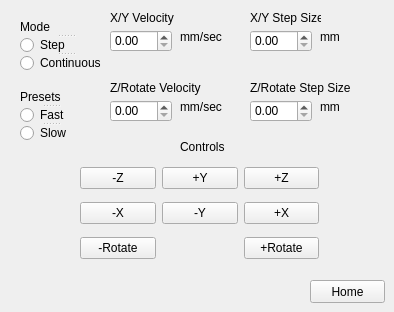
Old version of the form keyboardGUI.ui in the repository BYUCamachoLab/autogator.
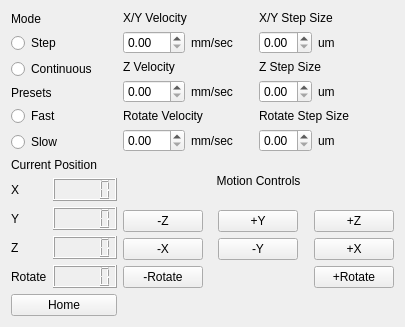
New version of the form.

Diff of the .ui file:
```diff
--- a/keyboardGUI.ui
+++ b/keyboardGUI.ui
@@ -6,8 +6,8 @@
    <rect>
     <x>0</x>
     <y>0</y>
-    <width>394</width>
-    <height>312</height>
+    <width>405</width>
+    <height>317</height>
    </rect>
   </property>
   <property name="windowTitle">
@@ -16,115 +16,22 @@
   <property name="moveHome" stdset="0">
    <string>H</string>
   </property>
-  <widget class="QDoubleSpinBox" name="velocitySpinBox">
-   <property name="geometry">
-    <rect>
-     <x>110</x>
-     <y>30</y>
-     <width>62</width>
-     <height>22</height>
-    </rect>
-   </property>
-  </widget>
-  <widget class="QLabel" name="label">
-   <property name="geometry">
-    <rect>
-     <x>110</x>
-     <y>10</y>
-     <width>101</width>
-     <height>16</height>
-    </rect>
-   </property>
-   <property name="text">
-    <string>X/Y Velocity</string>
-   </property>
-  </widget>
-  <widget class="QLabel" name="label_2">
-   <property name="geometry">
-    <rect>
-     <x>250</x>
-     <y>10</y>
-     <width>71</width>
-     <height>16</height>
-    </rect>
-   </property>
-   <property name="text">
-    <string>X/Y Step Size</string>
-   </property>
-  </widget>
-  <widget class="QDoubleSpinBox" name="stepSpinBox">
-   <property name="geometry">
-    <rect>
-     <x>250</x>
-     <y>30</y>
-     <width>62</width>
-     <height>22</height>
-    </rect>
-   </property>
-  </widget>
-  <widget class="QLabel" name="label_3">
-   <property name="geometry">
-    <rect>
-     <x>180</x>
-     <y>30</y>
-     <width>47</width>
-     <height>13</height>
-    </rect>
-   </property>
-   <property name="text">
-    <string>mm/sec</string>
-   </property>
-  </widget>
-  <widget class="QLabel" name="label_4">
-   <property name="geometry">
-    <rect>
-     <x>320</x>
-     <y>30</y>
-     <width>47</width>
-     <height>13</height>
-    </rect>
-   </property>
-   <property name="text">
-    <string>mm</string>
-   </property>
-  </widget>
-  <widget class="QLabel" name="label_6">
-   <property name="geometry">
-    <rect>
-     <x>180</x>
-     <y>140</y>
-     <width>47</width>
-     <height>13</height>
-    </rect>
-   </property>
-   <property name="text">
-    <string>Controls</string>
-   </property>
-  </widget>
+  <layout class="QGridLayout" name="gridLayout_6">
+   <item row="0" column="0">
+    <layout class="QGridLayout" name="gridLayout_4">
+     <item row="3" column="1">
   <widget class="QPushButton" name="HOME">
-   <property name="geometry">
-    <rect>
-     <x>310</x>
-     <y>280</y>
-     <width>75</width>
-     <height>23</height>
-    </rect>
+       <property name="styleSheet">
+        <string notr="true"/>
    </property>
    <property name="text">
     <string>Home</string>
    </property>
   </widget>
-  <widget class="QWidget" name="layoutWidget">
-   <property name="geometry">
-    <rect>
-     <x>80</x>
-     <y>160</y>
-     <width>239</width>
-     <height>109</height>
-    </rect>
-   </property>
+     </item>
+     <item row="2" column="3" colspan="3">
    <layout class="QGridLayout" name="gridLayout">
-    <item row="0" column="1" alignment="Qt::AlignHCenter">
+       <item row="1" column="1" alignment="Qt::AlignHCenter">
      <widget class="QPushButton" name="POS_Y">
       <property name="text">
        <string>+Y</string>
@@ -137,7 +44,7 @@
       </attribute>
      </widget>
     </item>
-    <item row="1" column="2">
+       <item row="2" column="2">
      <widget class="QPushButton" name="POS_X">
       <property name="text">
        <string>+X</string>
@@ -151,6 +58,19 @@
      </widget>
     </item>
     <item row="1" column="0">
+        <widget class="QPushButton" name="MINUS_Z">
+         <property name="text">
+          <string>-Z</string>
+         </property>
+         <property name="moveZMinus" stdset="0">
+          <string>Z</string>
+         </property>
+         <attribute name="buttonGroup">
+          <string notr="true">motionControls</string>
+         </attribute>
+        </widget>
+       </item>
+       <item row="2" column="0">
      <widget class="QPushButton" name="MINUS_X">
       <property name="text">
        <string>-X</string>
@@ -163,20 +83,7 @@
       </attribute>
      </widget>
     </item>
-    <item row="2" column="2">
-     <widget class="QPushButton" name="POS_PSI">
-      <property name="text">
-       <string>+Rotate</string>
-      </property>
-      <property name="moveClockwise" stdset="0">
-       <string>E</string>
-      </property>
-      <attribute name="buttonGroup">
-       <string notr="true">motionControls</string>
-      </attribute>
-     </widget>
-    </item>
-    <item row="0" column="2">
+       <item row="1" column="2">
      <widget class="QPushButton" name="POS_Z">
       <property name="text">
        <string>+Z</string>
@@ -189,20 +96,20 @@
       </attribute>
      </widget>
     </item>
-    <item row="0" column="0">
-     <widget class="QPushButton" name="MINUS_Z">
+       <item row="3" column="2">
+        <widget class="QPushButton" name="POS_PSI">
       <property name="text">
-       <string>-Z</string>
-      </property>
-      <property name="moveZMinus" stdset="0">
-       <string>Z</string>
+          <string>+Rotate</string>
+         </property>
+         <property name="moveClockwise" stdset="0">
+          <string>E</string>
       </property>
       <attribute name="buttonGroup">
        <string notr="true">motionControls</string>
       </attribute>
      </widget>
     </item>
-    <item row="2" column="0">
+       <item row="3" column="0">
      <widget class="QPushButton" name="MINUS_PSI">
       <property name="text">
        <string>-Rotate</string>
@@ -215,20 +122,7 @@
       </attribute>
      </widget>
     </item>
-    <item row="1" column="1">
-     <widget class="QPushButton" name="MINUS_Y">
-      <property name="text">
-       <string>-Y</string>
-      </property>
-      <property name="moveYMinus" stdset="0">
-       <string>S</string>
-      </property>
-      <attribute name="buttonGroup">
-       <string notr="true">motionControls</string>
-      </attribute>
-     </widget>
-    </item>
-    <item row="2" column="1">
+       <item row="3" column="1">
      <spacer name="horizontalSpacer">
       <property name="orientation">
        <enum>Qt::Horizontal</enum>
@@ -241,131 +135,38 @@
       </property>
      </spacer>
     </item>
-   </layout>
-  </widget>
-  <widget class="QDoubleSpinBox" name="doubleSpinBox">
-   <property name="geometry">
-    <rect>
-     <x>110</x>
-     <y>100</y>
-     <width>62</width>
-     <height>22</height>
-    </rect>
-   </property>
-  </widget>
-  <widget class="QLabel" name="label_7">
-   <property name="geometry">
-    <rect>
-     <x>180</x>
-     <y>100</y>
-     <width>47</width>
-     <height>13</height>
-    </rect>
-   </property>
-   <property name="text">
-    <string>mm/sec</string>
-   </property>
-  </widget>
-  <widget class="QLabel" name="label_8">
-   <property name="geometry">
-    <rect>
-     <x>110</x>
-     <y>80</y>
-     <width>101</width>
-     <height>16</height>
-    </rect>
-   </property>
-   <property name="text">
-    <string>Z/Rotate Velocity</string>
-   </property>
-  </widget>
-  <widget class="QDoubleSpinBox" name="stepSpinBox_2">
-   <property name="geometry">
-    <rect>
-     <x>250</x>
-     <y>100</y>
-     <width>62</width>
-     <height>22</height>
-    </rect>
-   </property>
-  </widget>
-  <widget class="QLabel" name="label_10">
-   <property name="geometry">
-    <rect>
-     <x>320</x>
-     <y>100</y>
-     <width>47</width>
-     <height>13</height>
-    </rect>
-   </property>
-   <property name="text">
-    <string>mm</string>
-   </property>
-  </widget>
-  <widget class="QLabel" name="label_11">
-   <property name="geometry">
-    <rect>
-     <x>250</x>
-     <y>80</y>
-     <width>131</width>
-     <height>16</height>
-    </rect>
-   </property>
-   <property name="text">
-    <string>Z/Rotate Step Size</string>
-   </property>
-  </widget>
-  <widget class="QSplitter" name="splitter">
-   <property name="geometry">
-    <rect>
-     <x>20</x>
-     <y>90</y>
-     <width>61</width>
-     <height>51</height>
-    </rect>
-   </property>
-   <property name="orientation">
-    <enum>Qt::Vertical</enum>
-   </property>
-   <widget class="QLabel" name="label_9">
-    <property name="text">
-     <string>Presets</string>
-    </property>
-   </widget>
-   <widget class="QRadioButton" name="fastRadio">
-    <property name="text">
-     <string>Fast</string>
-    </property>
-    <attribute name="buttonGroup">
-     <string notr="true">presetSelector</string>
-    </attribute>
-   </widget>
-   <widget class="QRadioButton" name="slowRadio">
-    <property name="text">
-     <string>Slow</string>
-    </property>
-    <attribute name="buttonGroup">
-     <string notr="true">presetSelector</string>
-    </attribute>
-   </widget>
-  </widget>
-  <widget class="QSplitter" name="splitter_2">
-   <property name="geometry">
-    <rect>
-     <x>20</x>
-     <y>20</y>
-     <width>91</width>
-     <height>51</height>
-    </rect>
-   </property>
-   <property name="orientation">
-    <enum>Qt::Vertical</enum>
-   </property>
+       <item row="0" column="0" colspan="3">
+        <widget class="QLabel" name="label_6">
+         <property name="text">
+          <string>&lt;html&gt;&lt;head/&gt;&lt;body&gt;&lt;p align=&quot;center&quot;&gt;Motion Controls&lt;/p&gt;&lt;/body&gt;&lt;/html&gt;</string>
+         </property>
+        </widget>
+       </item>
+       <item row="2" column="1" alignment="Qt::AlignHCenter">
+        <widget class="QPushButton" name="MINUS_Y">
+         <property name="text">
+          <string>-Y</string>
+         </property>
+         <property name="moveYMinus" stdset="0">
+          <string>S</string>
+         </property>
+         <attribute name="buttonGroup">
+          <string notr="true">motionControls</string>
+         </attribute>
+        </widget>
+       </item>
+      </layout>
+     </item>
+     <item row="0" column="1">
+      <layout class="QVBoxLayout" name="verticalLayout">
+       <item>
    <widget class="QLabel" name="label_5">
     <property name="text">
      <string>Mode</string>
     </property>
    </widget>
+       </item>
+       <item>
    <widget class="QRadioButton" name="stepRadio">
     <property name="text">
      <string>Step</string>
@@ -374,6 +175,8 @@
      <string notr="true">modeSelector</string>
     </attribute>
    </widget>
+       </item>
+       <item>
    <widget class="QRadioButton" name="continuousRadio">
     <property name="text">
      <string>Continuous</string>
@@ -382,7 +185,235 @@
      <string notr="true">modeSelector</string>
     </attribute>
    </widget>
-  </widget>
+       </item>
+      </layout>
+     </item>
+     <item row="1" column="1">
+      <layout class="QVBoxLayout" name="verticalLayout_2">
+       <item>
+        <widget class="QLabel" name="label_9">
+         <property name="text">
+          <string>Presets</string>
+         </property>
+        </widget>
+       </item>
+       <item>
+        <widget class="QRadioButton" name="fastRadio">
+         <property name="text">
+          <string>Fast</string>
+         </property>
+         <attribute name="buttonGroup">
+          <string notr="true">presetSelector</string>
+         </attribute>
+        </widget>
+       </item>
+       <item>
+        <widget class="QRadioButton" name="slowRadio">
+         <property name="text">
+          <string>Slow</string>
+         </property>
+         <attribute name="buttonGroup">
+          <string notr="true">presetSelector</string>
+         </attribute>
+        </widget>
+       </item>
+      </layout>
+     </item>
+     <item row="2" column="1">
+      <layout class="QGridLayout" name="gridLayout_5">
+       <item row="0" column="0" colspan="2">
+        <widget class="QLabel" name="label_16">
+         <property name="text">
+          <string>Current Position</string>
+         </property>
+        </widget>
+       </item>
+       <item row="1" column="1">
+        <widget class="QLCDNumber" name="lcdNumber"/>
+       </item>
+       <item row="1" column="0">
+        <widget class="QLabel" name="label_20">
+         <property name="text">
+          <string>X</string>
+         </property>
+        </widget>
+       </item>
+       <item row="2" column="1">
+        <widget class="QLCDNumber" name="lcdNumber_2"/>
+       </item>
+       <item row="3" column="0">
+        <widget class="QLabel" name="label_18">
+         <property name="text">
+          <string>Z</string>
+         </property>
+        </widget>
+       </item>
+       <item row="3" column="1">
+        <widget class="QLCDNumber" name="lcdNumber_3">
+         <property name="styleSheet">
+          <string notr="true"/>
+         </property>
+        </widget>
+       </item>
+       <item row="4" column="0">
+        <widget class="QLabel" name="label_17">
+         <property name="text">
+          <string>Rotate</string>
+         </property>
+        </widget>
+       </item>
+       <item row="2" column="0">
+        <widget class="QLabel" name="label_19">
+         <property name="text">
+          <string>Y</string>
+         </property>
+        </widget>
+       </item>
+       <item row="4" column="1">
+        <widget class="QLCDNumber" name="lcdNumber_4"/>
+       </item>
+      </layout>
+     </item>
+     <item row="0" column="4" rowspan="2" colspan="2">
+      <layout class="QGridLayout" name="gridLayout_2">
+       <item row="0" column="0" colspan="2">
+        <widget class="QLabel" name="label_2">
+         <property name="text">
+          <string>X/Y Step Size</string>
+         </property>
+        </widget>
+       </item>
+       <item row="1" column="1">
+        <widget class="QLabel" name="label_4">
+         <property name="text">
+          <string>um</string>
+         </property>
+        </widget>
+       </item>
+       <item row="2" column="0" colspan="2">
+        <widget class="QLabel" name="label_11">
+         <property name="text">
+          <string>Z Step Size</string>
+         </property>
+        </widget>
+       </item>
+       <item row="3" column="0">
+        <widget class="QDoubleSpinBox" name="stepSpinBox_2">
+         <property name="maximumSize">
+          <size>
+           <width>53</width>
+           <height>16777215</height>
+          </size>
+         </property>
+        </widget>
+       </item>
+       <item row="3" column="1">
+        <widget class="QLabel" name="label_10">
+         <property name="text">
+          <string>um</string>
+         </property>
+        </widget>
+       </item>
+       <item row="4" column="0" colspan="2">
+        <widget class="QLabel" name="label_13">
+         <property name="text">
+          <string>Rotate Step Size</string>
+         </property>
+        </widget>
+       </item>
+       <item row="1" column="0">
+        <widget class="QDoubleSpinBox" name="stepSpinBox">
+         <property name="maximumSize">
+          <size>
+           <width>53</width>
+           <height>16777215</height>
+          </size>
+         </property>
+        </widget>
+       </item>
+       <item row="5" column="0">
+        <widget class="QDoubleSpinBox" name="stepSpinBox_3">
+         <property name="maximumSize">
+          <size>
+           <width>53</width>
+           <height>16777215</height>
+          </size>
+         </property>
+        </widget>
+       </item>
+       <item row="5" column="1">
+        <widget class="QLabel" name="label_14">
+         <property name="text">
+          <string>um</string>
+         </property>
+        </widget>
+       </item>
+      </layout>
+     </item>
+     <item row="0" column="3" rowspan="2">
+      <layout class="QGridLayout" name="gridLayout_3">
+       <item row="5" column="1">
+        <widget class="QLabel" name="label_15">
+         <property name="text">
+          <string>mm/sec</string>
+         </property>
+        </widget>
+       </item>
+       <item row="1" column="0">
+        <widget class="QDoubleSpinBox" name="velocitySpinBox"/>
+       </item>
+       <item row="2" column="0" colspan="2">
+        <widget class="QLabel" name="label_8">
+         <property name="text">
+          <string>Z Velocity</string>
+         </property>
+        </widget>
+       </item>
+       <item row="3" column="1">
+        <widget class="QLabel" name="label_7">
+         <property name="text">
+          <string>mm/sec</string>
+         </property>
+        </widget>
+       </item>
+       <item row="1" column="1">
+        <widget class="QLabel" name="label_3">
+         <property name="text">
+          <string>mm/sec</string>
+         </property>
+        </widget>
+       </item>
+       <item row="5" column="0">
+        <widget class="QDoubleSpinBox" name="doubleSpinBox_2"/>
+       </item>
+       <item row="4" column="0" colspan="2">
+        <widget class="QLabel" name="label_12">
+         <property name="minimumSize">
+          <size>
+           <width>130</width>
+           <height>0</height>
+          </size>
+         </property>
+         <property name="text">
+          <string>Rotate Velocity</string>
+         </property>
+        </widget>
+       </item>
+       <item row="3" column="0">
+        <widget class="QDoubleSpinBox" name="doubleSpinBox"/>
+       </item>
+       <item row="0" column="0" colspan="2">
+        <widget class="QLabel" name="label">
+         <property name="text">
+          <string>X/Y Velocity</string>
+         </property>
+        </widget>
+       </item>
+      </layout>
+     </item>
+    </layout>
+   </item>
+  </layout>
  </widget>
  <resources/>
  <connections/>
```
Left out of the diff: 4 changed lines with no effect on the pictures. Lines whose indentation alone changed are shown as unchanged.
